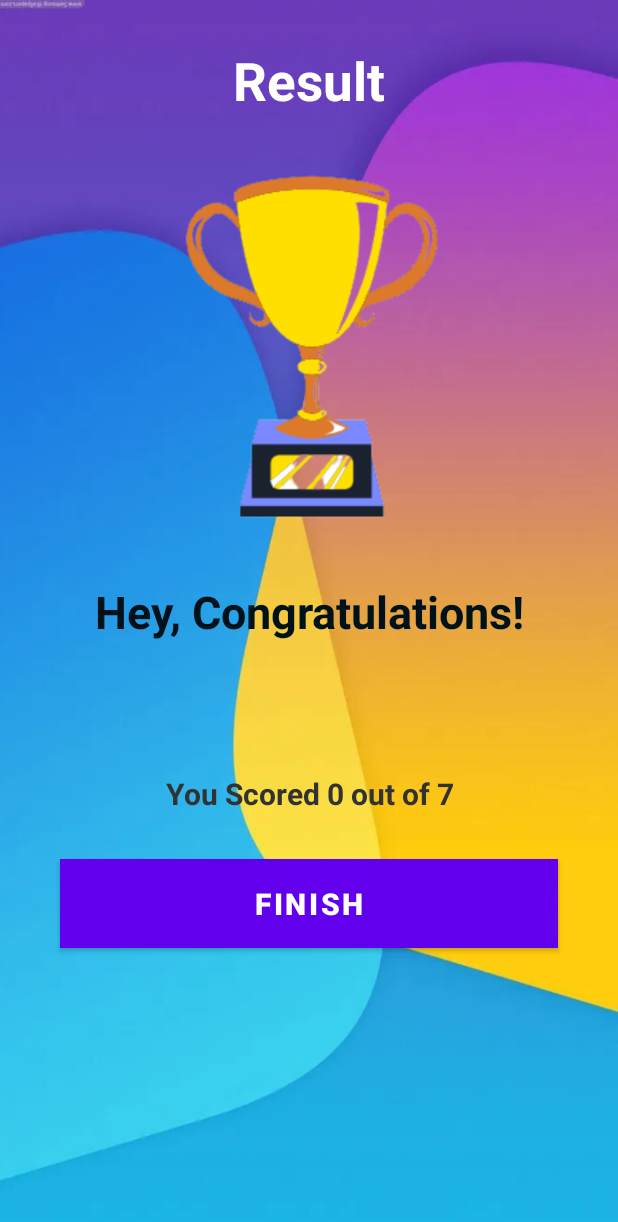
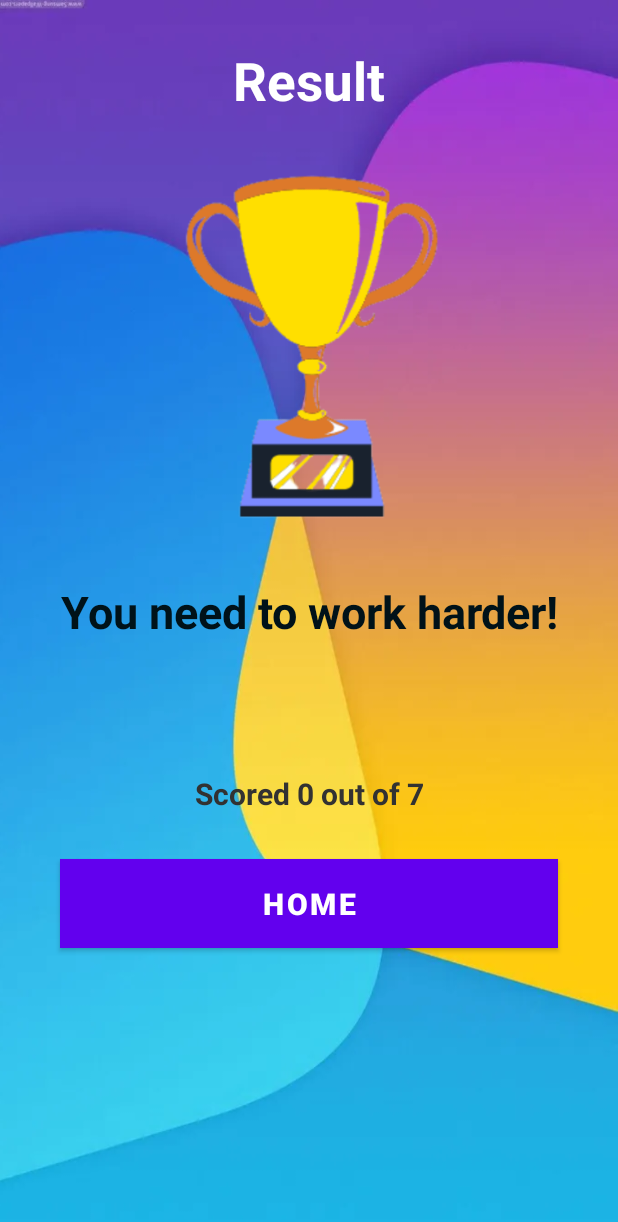
Before and after one commit to Tirth-AI/Quiz-App, an Android app: the ResultActivity screen opened directly, with no data from a screen before it, on a phone screen of 412 x 824 dp. Shown: the top 1222 px of the screen. Run offline under Robolectric (Android 15) with nearby library versions, the phone set to English and light mode, and no system bars.

Commit message:
changed the code

```diff
--- a/app/src/main/AndroidManifest.xml
+++ b/app/src/main/AndroidManifest.xml
@@ -16,9 +16,9 @@
         <activity
             android:name=".ResultActivity"
             android:exported="false" />
-        <activity
-            android:name=".ScorePage"
-            android:exported="false" />
+<!--        <activity-->
+<!--            android:name=".ScorePage"-->
+<!--            android:exported="false" />-->
         <activity
             android:name=".QuizQuestionActivity"
             android:exported="false" />
--- a/app/src/main/java/com/tirth/myquiz/ResultActivity.kt
+++ b/app/src/main/java/com/tirth/myquiz/ResultActivity.kt
@@ -14,16 +14,24 @@ class ResultActivity : AppCompatActivity() {
 
         val tvName: TextView =  findViewById(R.id.tvResultName)
         val tvScore: TextView = findViewById(R.id.tvScore)
-        val btnFinish: Button = findViewById(R.id.btnFinish)
+        val btnHome: Button = findViewById(R.id.btnHome)
+        val tvCongratulations: TextView = findViewById(R.id.tvCongratulations)
 
         val userName = intent.getStringExtra(Constants.USER_NAME)
         val totalQuestions = intent.getIntExtra(Constants.TOTAL_QUESTIONS, 7)
         val correctAnswers = intent.getIntExtra(Constants.CORRECT_ANSWER, 0)
 
+        if(correctAnswers < 3)
+        {
+            tvCongratulations.text = "You need to work harder!"
+        }else if(correctAnswers > 3 && correctAnswers < 6)
+        {
+            tvCongratulations.text = "You could have done better!"
+        }
         tvName.text = userName
-        tvScore.text = "You Scored $correctAnswers out of $totalQuestions"
+        tvScore.text = "Scored $correctAnswers out of $totalQuestions"
 
-        btnFinish.setOnClickListener{
+        btnHome.setOnClickListener{
             startActivity(Intent(this,MainActivity::class.java))
             finish()
         }
--- a/app/src/main/res/layout/activity_result.xml
+++ b/app/src/main/res/layout/activity_result.xml
@@ -66,11 +66,11 @@
         android:layout_gravity="center"/>
 
     <Button
-        android:id="@+id/btnFinish"
+        android:id="@+id/btnHome"
         android:layout_width="match_parent"
         android:layout_height="wrap_content"
         android:layout_margin="20dp"
-        android:text="FINISH"
+        android:text="HOME"
         android:textStyle="bold"
         android:textSize="20dp"
         android:padding="10dp"
```
Also changed, not shown: app/src/main/java/com/tirth/myquiz/QuizQuestionActivity.kt (+22 -21 lines).
